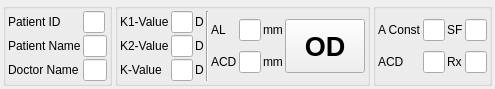
Above: calculator_patient.ui from siborion/siborion_american_scan before the change. Below: the same form after it.
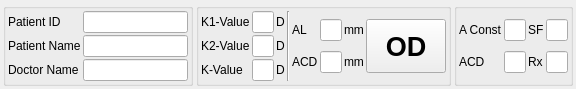
That is the form after the change. Custom widgets are drawn as their Qt base class.

```diff
--- a/calculator_patient.ui
+++ b/calculator_patient.ui
@@ -6,14 +6,14 @@
    <rect>
     <x>0</x>
     <y>0</y>
-    <width>477</width>
+    <width>576</width>
     <height>81</height>
    </rect>
   </property>
   <property name="windowTitle">
    <string>Form</string>
   </property>
-  <layout class="QGridLayout" name="gridLayout" columnstretch="2,1,0,1">
+  <layout class="QGridLayout" name="gridLayout" columnstretch="3,1,0,1" columnminimumwidth="150,0,0,0">
    <property name="leftMargin">
     <number>3</number>
    </property>
@@ -269,26 +269,6 @@
         </property>
        </widget>
       </item>
-      <item row="0" column="2">
-       <spacer name="horizontalSpacer">
-        <property name="orientation">
-         <enum>Qt::Horizontal</enum>
-        </property>
-        <property name="sizeHint" stdset="0">
-         <size>
-          <width>40</width>
-          <height>20</height>
-         </size>
-        </property>
-       </spacer>
-      </item>
-      <item row="2" column="1" colspan="2">
-       <widget class="QLineEdit" name="leDoctorName">
-        <property name="readOnly">
-         <bool>true</bool>
-        </property>
-       </widget>
-      </item>
       <item row="0" column="1">
        <widget class="QLineEdit" name="lePatientId">
         <property name="readOnly">
@@ -296,13 +276,6 @@
         </property>
        </widget>
       </item>
-      <item row="1" column="1" colspan="2">
-       <widget class="QLineEdit" name="lePatientName">
-        <property name="readOnly">
-         <bool>true</bool>
-        </property>
-       </widget>
-      </item>
       <item row="2" column="0">
        <widget class="QLabel" name="label_3">
         <property name="text">
@@ -317,6 +290,20 @@
         </property>
        </widget>
       </item>
+      <item row="1" column="1">
+       <widget class="QLineEdit" name="lePatientName">
+        <property name="readOnly">
+         <bool>true</bool>
+        </property>
+       </widget>
+      </item>
+      <item row="2" column="1">
+       <widget class="QLineEdit" name="leDoctorName">
+        <property name="readOnly">
+         <bool>true</bool>
+        </property>
+       </widget>
+      </item>
      </layout>
     </widget>
    </item>
```
